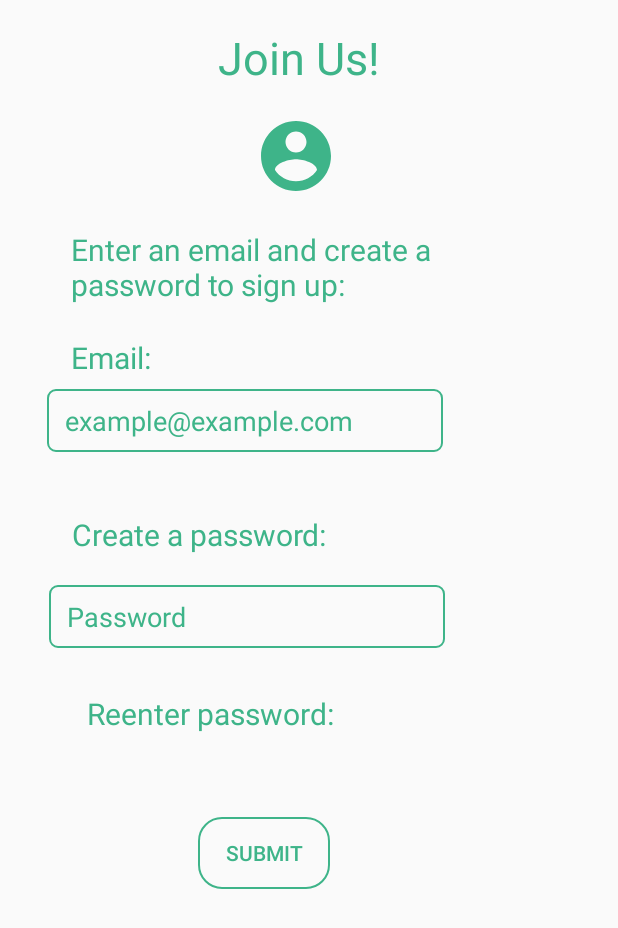
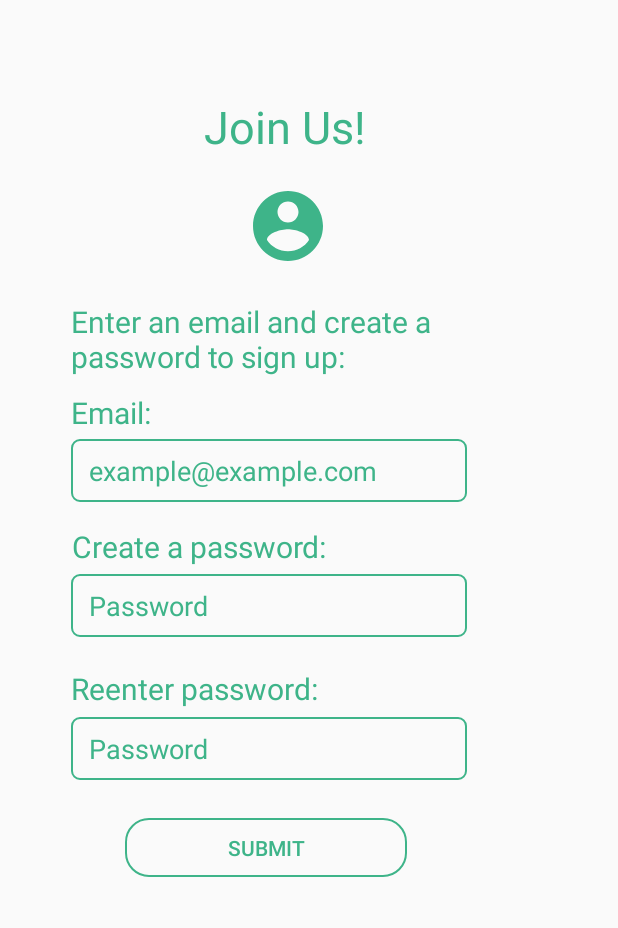
Before and after one commit to Ameerprogrammer/FitRec, an Android app built with Jetpack Compose: the SignUpScreen screen opened directly, with no data from a screen before it, on a phone screen of 412 x 824 dp. Shown: the top 928 px of the screen. Run offline under Robolectric (Android 15) with nearby library versions, the phone set to English and light mode, and no system bars.

Commit message:
Sign Up frontend is finished for now

```diff
--- a/app/src/main/res/layout/activity_sign_up_screen.xml
+++ b/app/src/main/res/layout/activity_sign_up_screen.xml
@@ -19,7 +19,7 @@
         app:layout_constraintHorizontal_bias="0.197"
         app:layout_constraintStart_toStartOf="parent"
         app:layout_constraintTop_toTopOf="parent"
-        app:layout_constraintVertical_bias="0.43" />
+        app:layout_constraintVertical_bias="0.44" />
 
     <ImageView
         android:layout_width="56dp"
@@ -27,10 +27,10 @@
         android:src="@drawable/icon_account_circle"
         app:layout_constraintBottom_toBottomOf="parent"
         app:layout_constraintEnd_toEndOf="parent"
-        app:layout_constraintHorizontal_bias="0.476"
+        app:layout_constraintHorizontal_bias="0.461"
         app:layout_constraintStart_toStartOf="parent"
         app:layout_constraintTop_toTopOf="parent"
-        app:layout_constraintVertical_bias="0.086" />
+        app:layout_constraintVertical_bias="0.149" />
 
     <TextView
         android:id="@+id/textView9"
@@ -41,10 +41,10 @@
         android:textSize="20sp"
         app:layout_constraintBottom_toBottomOf="parent"
         app:layout_constraintEnd_toEndOf="parent"
-        app:layout_constraintHorizontal_bias="0.235"
+        app:layout_constraintHorizontal_bias="0.192"
         app:layout_constraintStart_toStartOf="parent"
         app:layout_constraintTop_toTopOf="parent"
-        app:layout_constraintVertical_bias="0.58" />
+        app:layout_constraintVertical_bias="0.559" />
 
     <TextView
         android:id="@+id/textView"
@@ -57,10 +57,10 @@
         android:textSize="30sp"
         app:layout_constraintBottom_toBottomOf="parent"
         app:layout_constraintEnd_toEndOf="parent"
-        app:layout_constraintHorizontal_bias="0.413"
+        app:layout_constraintHorizontal_bias="0.293"
         app:layout_constraintStart_toStartOf="parent"
         app:layout_constraintTop_toTopOf="parent"
-        app:layout_constraintVertical_bias="0.023" />
+        app:layout_constraintVertical_bias="0.082" />
 
     <EditText
         android:id="@+id/enterEmail"
@@ -68,19 +68,20 @@
         android:layout_height="42dp"
         android:background="@drawable/rounded_corner"
         android:hint="example@example.com"
+        android:inputType="textEmailAddress"
         android:paddingLeft="12dp"
+        android:paddingTop="5dp"
         android:paddingRight="12dp"
         android:paddingBottom="5dp"
-        android:paddingTop="5dp"
-        android:inputType="textEmailAddress"
         android:textColor="#3EB489"
         android:textColorHint="#3EB489"
         app:layout_constraintBottom_toBottomOf="parent"
         app:layout_constraintEnd_toEndOf="parent"
-        app:layout_constraintHorizontal_bias="0.213"
+        app:layout_constraintHorizontal_bias="0.319"
         app:layout_constraintStart_toStartOf="parent"
         app:layout_constraintTop_toTopOf="parent"
-        app:layout_constraintVertical_bias="0.332" />
+        app:layout_constraintVertical_bias="0.374"
+        tools:ignore="TouchTargetSizeCheck" />
 
     <EditText
         android:id="@+id/enterPassword"
@@ -96,10 +97,31 @@
         android:textColorHint="#3EB489"
         app:layout_constraintBottom_toBottomOf="parent"
         app:layout_constraintEnd_toEndOf="parent"
-        app:layout_constraintHorizontal_bias="0.222"
+        app:layout_constraintHorizontal_bias="0.319"
         app:layout_constraintStart_toStartOf="parent"
         app:layout_constraintTop_toTopOf="parent"
-        app:layout_constraintVertical_bias="0.499" />
+        app:layout_constraintVertical_bias="0.489"
+        tools:ignore="TouchTargetSizeCheck" />
+
+    <EditText
+        android:id="@+id/ReenterPassword"
+        android:layout_width="264dp"
+        android:layout_height="42dp"
+        android:background="@drawable/rounded_corner"
+        android:hint="Password"
+        android:paddingLeft="12dp"
+        android:paddingTop="5dp"
+        android:paddingRight="12dp"
+        android:paddingBottom="5dp"
+        android:textColor="#3EB489"
+        android:textColorHint="#3EB489"
+        app:layout_constraintBottom_toBottomOf="parent"
+        app:layout_constraintEnd_toEndOf="parent"
+        app:layout_constraintHorizontal_bias="0.319"
+        app:layout_constraintStart_toStartOf="parent"
+        app:layout_constraintTop_toTopOf="parent"
+        app:layout_constraintVertical_bias="0.611"
+        tools:ignore="TouchTargetSizeCheck" />
 
     <TextView
         android:id="@+id/textView4"
@@ -112,7 +134,7 @@
         app:layout_constraintEnd_toEndOf="parent"
         app:layout_constraintStart_toStartOf="parent"
         app:layout_constraintTop_toTopOf="parent"
-        app:layout_constraintVertical_bias="0.198" />
+        app:layout_constraintVertical_bias="0.26" />
 
     <TextView
         android:id="@+id/textView7"
@@ -126,19 +148,19 @@
         app:layout_constraintHorizontal_bias="0.132"
         app:layout_constraintStart_toStartOf="parent"
         app:layout_constraintTop_toTopOf="parent"
-        app:layout_constraintVertical_bias="0.282" />
+        app:layout_constraintVertical_bias="0.328" />
 
     <Button
         android:id="@+id/button"
-        android:layout_width="wrap_content"
-        android:layout_height="wrap_content"
+        android:layout_width="188dp"
+        android:layout_height="39dp"
         android:background="@drawable/button_outline"
         android:text="@string/text_6"
         android:textColor="#3EB489"
         app:layout_constraintBottom_toBottomOf="parent"
         app:layout_constraintEnd_toEndOf="parent"
-        app:layout_constraintHorizontal_bias="0.408"
+        app:layout_constraintHorizontal_bias="0.372"
         app:layout_constraintStart_toStartOf="parent"
         app:layout_constraintTop_toTopOf="parent"
-        app:layout_constraintVertical_bias="0.702" />
+        app:layout_constraintVertical_bias="0.695" />
 </androidx.constraintlayout.widget.ConstraintLayout>
```
